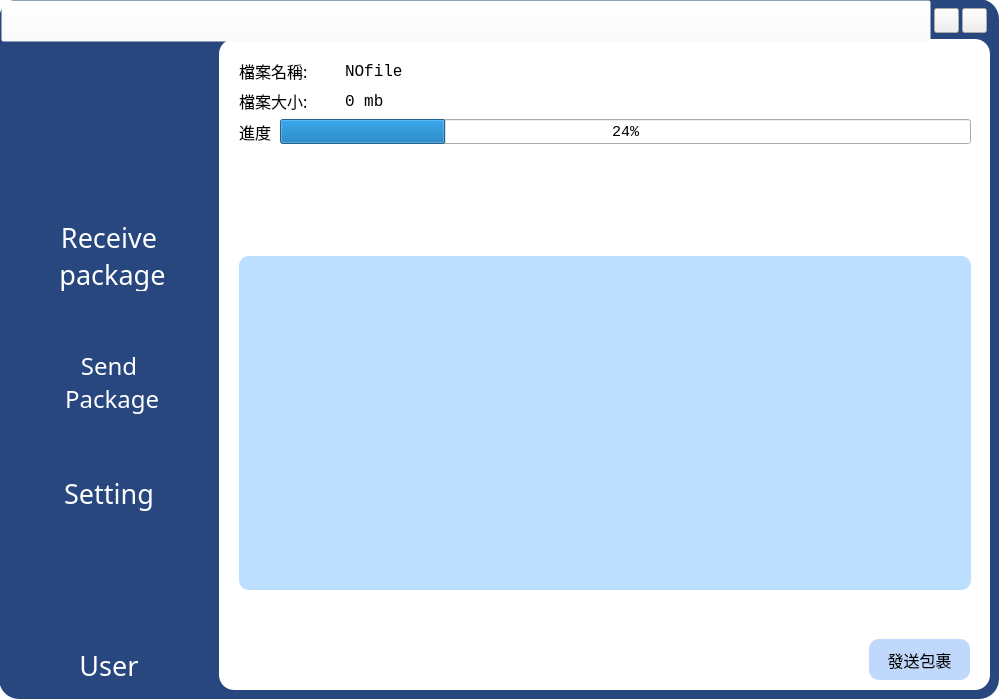
Above: src/gui/MainWindow.ui from hmes98318/Logistics-Station before the change. Below: the same form after it.
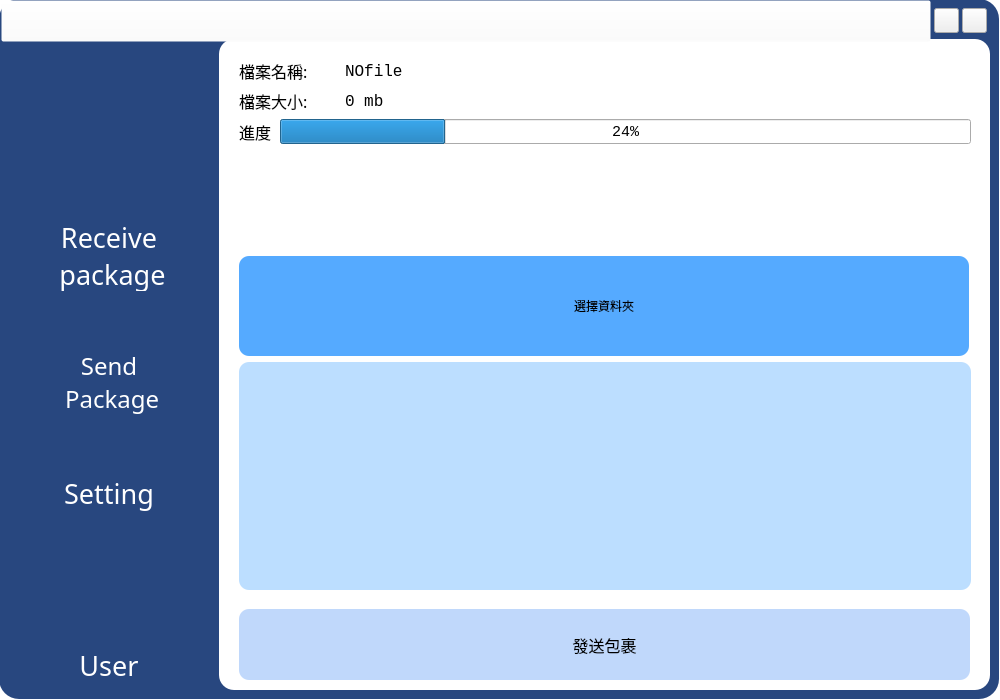
That is the form after the change. The open tabs and pages were chosen to show the change. Icons and pictures are not drawn.

Diff of the .ui file:
```diff
--- a/src/gui/MainWindow.ui
+++ b/src/gui/MainWindow.ui
@@ -553,10 +553,10 @@
      <widget class="QPushButton" name="button_Startlistening">
       <property name="geometry">
        <rect>
-        <x>650</x>
-        <y>600</y>
-        <width>101</width>
-        <height>41</height>
+        <x>20</x>
+        <y>570</y>
+        <width>731</width>
+        <height>71</height>
        </rect>
       </property>
       <property name="font">
@@ -773,12 +773,35 @@
          </property>
         </widget>
        </item>
+       <item>
+        <widget class="QPushButton" name="button_SelectfFolder">
+         <property name="minimumSize">
+          <size>
+           <width>730</width>
+           <height>100</height>
+          </size>
+         </property>
+         <property name="maximumSize">
+          <size>
+           <width>730</width>
+           <height>100</height>
+          </size>
+         </property>
+         <property name="styleSheet">
+          <string notr="true">border-radius: 10px;
+background-color: rgb(85, 170, 255);</string>
+         </property>
+         <property name="text">
+          <string>選擇資料夾</string>
+         </property>
+        </widget>
+       </item>
        <item>
         <widget class="QListWidget" name="listWidget_Sendpackage">
          <property name="font">
           <font>
            <family>Consolas</family>
-           <pointsize>12</pointsize>
+           <pointsize>15</pointsize>
            <weight>50</weight>
            <bold>false</bold>
           </font>
```
Left out of the diff: 15 changed lines with no effect on the pictures.
